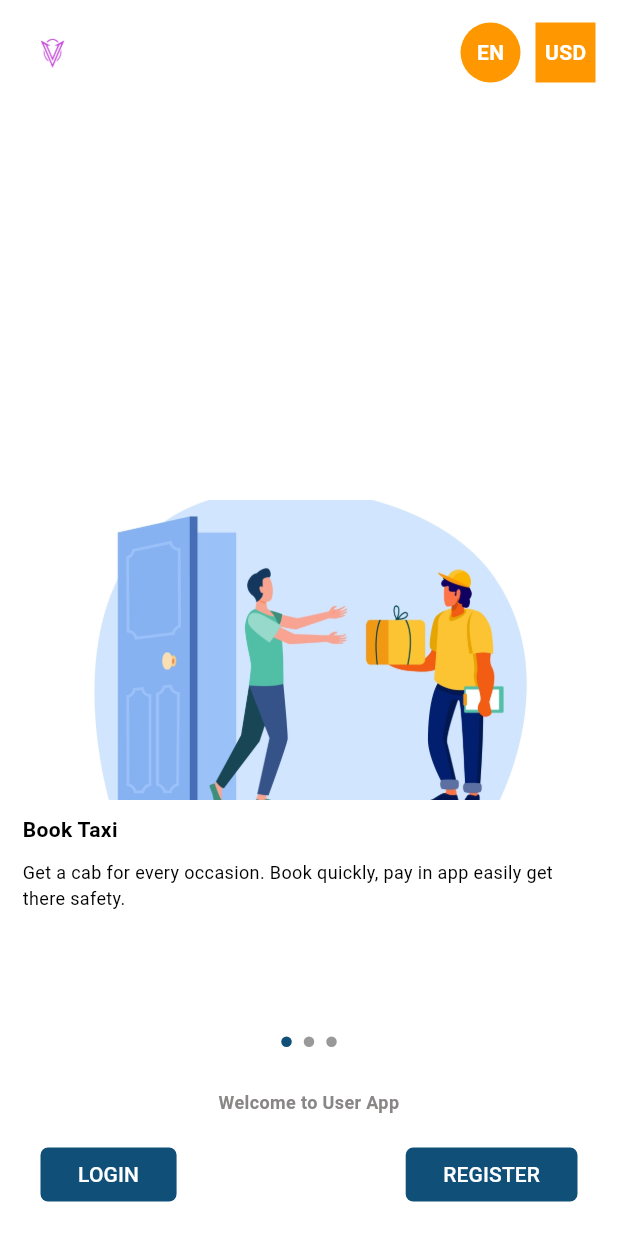
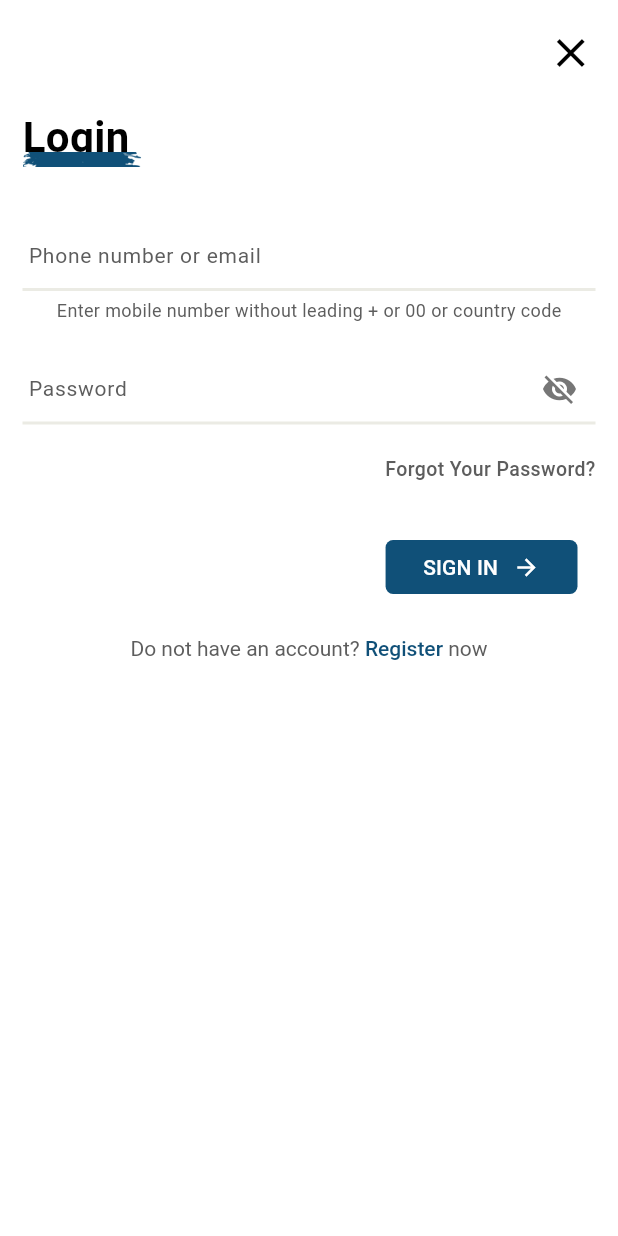
Before and after one commit to kirupa094/test_application_frontend, a Flutter app: the screen it shows after launch, after a tap on "LOGIN", on a phone screen of 412 x 824 dp. Run offline on Flutter 3.47's test engine with Material 2 defaults, Android fonts, the phone set to English and light mode, and no system bars; drawn by our look-alikes of carousel_slider; our stand-ins replace country_code_picker.

Commit message:
login screen created

```diff
--- /dev/null
+++ b/lib/screens/auth/login_screen.dart
@@ -0,0 +1,212 @@
+import 'package:flutter/gestures.dart';
+import 'package:flutter/material.dart';
+import 'package:test_application/screens/auth/register_screen.dart';
+import 'package:test_application/screens/on_board/on_board_screen.dart';
+import 'package:test_application/utils/custom_function.dart';
+import 'package:test_application/widgets/custom_button.dart';
+import 'package:test_application/widgets/custom_text_field.dart';
+import 'package:test_application/widgets/header_widget.dart';
+
+class LoginScreen extends StatefulWidget {
+  const LoginScreen({super.key});
+
+  @override
+  State<LoginScreen> createState() => _LoginScreenState();
+}
+
+class _LoginScreenState extends State<LoginScreen> {
+  late String email = '';
+  late String password = '';
+  bool isLoading = false;
+
+  final GlobalKey<FormState> _form = GlobalKey<FormState>();
+  @override
+  Widget build(BuildContext context) {
+    return SafeArea(
+      child: Scaffold(
+        backgroundColor: Colors.white,
+        appBar: AppBar(
+          backgroundColor: Colors.white,
+          elevation: 0,
+          automaticallyImplyLeading: false,
+          actions: [
+            IconButton(
+              onPressed: () => navigateToOnboardScreen(context),
+              padding:
+                  const EdgeInsets.only(right: 15, left: 0, top: 15, bottom: 0),
+              color: Colors.black,
+              iconSize: 32,
+              icon: const Icon(Icons.close),
+            )
+          ],
+        ),
+        body: Container(
+          margin: const EdgeInsets.all(15),
+          child: SingleChildScrollView(
+            child: Column(
+              crossAxisAlignment: CrossAxisAlignment.start,
+              children: [
+                const HeaderWidget(
+                  title: 'Login',
+                  width: 80,
+                ),
+                const SizedBox(
+                  height: 15,
+                ),
+                loginForm(),
+                const SizedBox(
+                  height: 20,
+                ),
+                loginAccountText()
+              ],
+            ),
+          ),
+        ),
+      ),
+    );
+  }
+
+  Widget loginForm() {
+    return Form(
+      key: _form,
+      child: Column(
+        children: [
+          const SizedBox(
+            height: 20,
+          ),
+          CustomTextFieldWidget(
+            hintText: 'Phone number or email',
+            obscureText: false,
+            isPassword: false,
+            validator: (value) {
+              if (!CustomFunction.isNotEmpty(value!)) {
+                return "Email or mobile Number Can't be empty";
+              } else if (!CustomFunction.validateNumberOnly(value) &&
+                  !CustomFunction.isValidEmail(value)) {
+                return 'Enter valid email';
+              }
+              return null;
+            },
+            onChanged: (value) {
+              setState(() {
+                email = value;
+              });
+            },
+          ),
+          const SizedBox(
+            height: 4,
+          ),
+          const Text(
+            'Enter mobile number without leading + or 00 or country code',
+            style: TextStyle(
+              color: Color(0xFF5D5D5D),
+              fontSize: 12,
+              fontWeight: FontWeight.w400,
+            ),
+          ),
+          const SizedBox(
+            height: 20,
+          ),
+          CustomTextFieldWidget(
+            hintText: 'Password',
+            obscureText: true,
+            isPassword: true,
+            validator: (value) {
+              if (!CustomFunction.isNotEmpty(value!)) {
+                return "Password Can't be empty";
+              }
+              return null;
+            },
+            onChanged: (value) {
+              setState(() {
+                password = value;
+              });
+            },
+          ),
+          const SizedBox(
+            height: 20,
+          ),
+          const Row(
+            mainAxisAlignment: MainAxisAlignment.end,
+            children: [
+              Text(
+                'Forgot Your Password?',
+                textAlign: TextAlign.right,
+                style: TextStyle(
+                  color: Color(0xFF5D5D5D),
+                  fontSize: 13,
+                  fontWeight: FontWeight.w500,
+                ),
+              ),
+            ],
+          ),
+          const SizedBox(height: 30),
+          Row(
+            mainAxisAlignment: MainAxisAlignment.end,
+            children: [
+              CustomButton(
+                isIcon: true,
+                title: 'SIGN IN',
+                onPressedCallBack: () => {
+                  if (_form.currentState!.validate()) {print('Code')}
+                },
+              ),
+            ],
+          ),
+        ],
+      ),
+    );
+  }
+
+  Widget loginAccountText() {
+    return Center(
+      child: RichText(
+        textAlign: TextAlign.center,
+        text: TextSpan(
+          children: [
+            const TextSpan(
+              text: 'Do not have an account? ',
+              style: TextStyle(
+                fontSize: 14,
+                fontWeight: FontWeight.w400,
+                color: Color(0xFF5D5D5D),
+              ),
+            ),
+            TextSpan(
+              text: 'Register ',
+              recognizer: TapGestureRecognizer()
+                ..onTap = () => navigateToRegisterScreen(context),
+              style: const TextStyle(
+                fontSize: 14,
+                fontWeight: FontWeight.w500,
+                color: Color.fromARGB(255, 16, 80, 120),
+              ),
+            ),
+            const TextSpan(
+              text: 'now',
+              style: TextStyle(
+                fontSize: 14,
+                fontWeight: FontWeight.w400,
+                color: Color(0xFF5D5D5D),
+              ),
+            ),
+          ],
+        ),
+      ),
+    );
+  }
+
+  void navigateToRegisterScreen(BuildContext context) {
+    Navigator.push(
+      context,
+      MaterialPageRoute(builder: (context) => const RegisterScreen()),
+    );
+  }
+
+  void navigateToOnboardScreen(BuildContext context) {
+    Navigator.pushReplacement(
+      context,
+      MaterialPageRoute(builder: (context) => const OnBoardScreen()),
+    );
+  }
+}
--- a/lib/screens/auth/register_screen.dart
+++ b/lib/screens/auth/register_screen.dart
@@ -1,6 +1,8 @@
 import 'package:country_code_picker/country_code_picker.dart';
 import 'package:flutter/gestures.dart';
 import 'package:flutter/material.dart';
+import 'package:test_application/screens/auth/login_screen.dart';
+import 'package:test_application/screens/on_board/on_board_screen.dart';
 import 'package:test_application/utils/custom_function.dart';
 import 'package:test_application/widgets/custom_button.dart';
 import 'package:test_application/widgets/custom_text_field.dart';
@@ -36,9 +38,7 @@ class _RegisterScreenState extends State<RegisterScreen> {
           automaticallyImplyLeading: false,
           actions: [
             IconButton(
-              onPressed: () {
-                Navigator.pop(context);
-              },
+              onPressed: () => navigateToOnboardScreen(context),
               padding:
                   const EdgeInsets.only(right: 15, left: 0, top: 15, bottom: 0),
               color: Colors.black,
@@ -123,7 +123,7 @@ class _RegisterScreenState extends State<RegisterScreen> {
             height: 20,
           ),
           CustomTextFieldWidget(
-            hintText: 'Eamil Address',
+            hintText: 'Email Address',
             textInputType: TextInputType.emailAddress,
             obscureText: false,
             isPassword: false,
@@ -277,7 +277,7 @@ class _RegisterScreenState extends State<RegisterScreen> {
             children: [
               CustomButton(
                 isIcon: true,
-                title: 'Register',
+                title: 'REGISTER',
                 onPressedCallBack: () => {
                   if (_form.currentState!.validate()) {print('Code')}
                 },
@@ -305,7 +305,8 @@ class _RegisterScreenState extends State<RegisterScreen> {
             ),
             TextSpan(
               text: 'Login ',
-              recognizer: TapGestureRecognizer()..onTap = () {},
+              recognizer: TapGestureRecognizer()
+                ..onTap = () => navigateToLoginScreen(context),
               style: const TextStyle(
                 fontSize: 14,
                 fontWeight: FontWeight.w500,
@@ -325,4 +326,18 @@ class _RegisterScreenState extends State<RegisterScreen> {
       ),
     );
   }
+
+  void navigateToLoginScreen(BuildContext context) {
+    Navigator.push(
+      context,
+      MaterialPageRoute(builder: (context) => const LoginScreen()),
+    );
+  }
+
+  void navigateToOnboardScreen(BuildContext context) {
+    Navigator.pushReplacement(
+      context,
+      MaterialPageRoute(builder: (context) => const OnBoardScreen()),
+    );
+  }
 }
--- a/lib/screens/on_board/on_board_screen.dart
+++ b/lib/screens/on_board/on_board_screen.dart
@@ -1,4 +1,5 @@
 import 'package:flutter/material.dart';
+import 'package:test_application/screens/auth/login_screen.dart';
 import 'package:test_application/screens/auth/register_screen.dart';
 import 'package:test_application/screens/on_board/carousel.dart';
 import 'package:test_application/widgets/custom_button.dart';
@@ -112,7 +113,7 @@ class OnBoardScreen extends StatelessWidget {
       children: [
         CustomButton(
           title: 'LOGIN',
-          onPressedCallBack: () {},
+          onPressedCallBack: () => navigateToLoginScreen(context),
         ),
         CustomButton(
           title: 'REGISTER',
@@ -125,7 +126,14 @@ class OnBoardScreen extends StatelessWidget {
   void navigateToRegisterScreen(BuildContext context) {
     Navigator.push(
       context,
-      MaterialPageRoute(builder: (context) =>  const RegisterScreen()),
+      MaterialPageRoute(builder: (context) => const RegisterScreen()),
+    );
+  }
+
+  void navigateToLoginScreen(BuildContext context) {
+    Navigator.push(
+      context,
+      MaterialPageRoute(builder: (context) => const LoginScreen()),
     );
   }
 }
--- a/lib/utils/custom_function.dart
+++ b/lib/utils/custom_function.dart
@@ -8,4 +8,12 @@ abstract class CustomFunction {
     final regex = RegExp(r'^[a-zA-Z0-9._%+-]+@[a-zA-Z0-9.-]+\.[a-zA-Z]{2,}$');
     return regex.hasMatch(email);
   }
+
+  static bool validateNumberOnly(String value) {
+    if (value.isEmpty) {
+      return false;
+    } else {
+      return RegExp(r'^-?[0-9]+$').hasMatch(value);
+    }
+  }
 }
--- a/lib/widgets/header_widget.dart
+++ b/lib/widgets/header_widget.dart
@@ -2,7 +2,8 @@ import 'package:flutter/material.dart';
 
 class HeaderWidget extends StatelessWidget {
   final String title;
-  const HeaderWidget({super.key, required this.title});
+  final double width;
+  const HeaderWidget({super.key, required this.title, this.width = 120});
 
   @override
   Widget build(BuildContext context) {
@@ -24,7 +25,7 @@ class HeaderWidget extends StatelessWidget {
           child: Image.asset(
             color: const Color.fromARGB(255, 16, 80, 120),
             'assets/images/bg_image.png',
-            width: 120,
+            width: width,
             height: 20,
             fit: BoxFit.cover,
           ),
```
